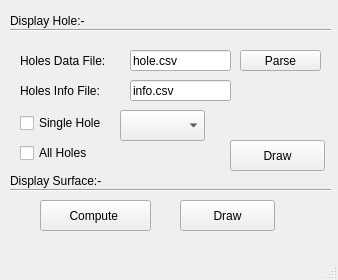
Before: the Qt Designer form mainwindow.ui in atul516/RM, drawn with Qt 5.
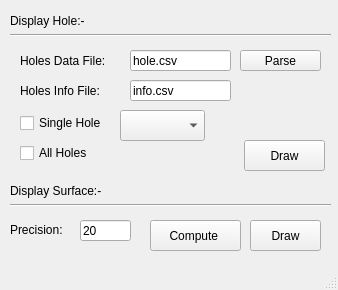
After: the same form once the commit is applied.

```diff
--- a/mainwindow.ui
+++ b/mainwindow.ui
@@ -7,7 +7,7 @@
     <x>0</x>
     <y>0</y>
     <width>338</width>
-    <height>280</height>
+    <height>290</height>
    </rect>
   </property>
   <property name="sizePolicy">
@@ -19,13 +19,13 @@
   <property name="minimumSize">
    <size>
     <width>338</width>
-    <height>280</height>
+    <height>290</height>
    </size>
   </property>
   <property name="maximumSize">
    <size>
     <width>338</width>
-    <height>280</height>
+    <height>290</height>
    </size>
   </property>
   <property name="windowTitle">
@@ -110,9 +110,9 @@
    <widget class="QPushButton" name="pushButton_2">
     <property name="geometry">
      <rect>
-      <x>230</x>
+      <x>244</x>
       <y>140</y>
-      <width>95</width>
+      <width>81</width>
       <height>31</height>
      </rect>
     </property>
@@ -163,9 +163,9 @@
     <property name="geometry">
      <rect>
       <x>10</x>
-      <y>15</y>
+      <y>25</y>
       <width>321</width>
-      <height>31</height>
+      <height>21</height>
      </rect>
     </property>
     <property name="orientation">
@@ -176,7 +176,7 @@
     <property name="geometry">
      <rect>
       <x>10</x>
-      <y>175</y>
+      <y>190</y>
       <width>321</width>
       <height>31</height>
      </rect>
@@ -189,7 +189,7 @@
     <property name="geometry">
      <rect>
       <x>10</x>
-      <y>170</y>
+      <y>180</y>
       <width>111</width>
       <height>21</height>
      </rect>
@@ -201,9 +201,9 @@
    <widget class="QPushButton" name="pushButton_3">
     <property name="geometry">
      <rect>
-      <x>40</x>
-      <y>200</y>
-      <width>111</width>
+      <x>150</x>
+      <y>220</y>
+      <width>91</width>
       <height>31</height>
      </rect>
     </property>
@@ -214,9 +214,9 @@
    <widget class="QPushButton" name="pushButton_4">
     <property name="geometry">
      <rect>
-      <x>180</x>
-      <y>200</y>
-      <width>95</width>
+      <x>250</x>
+      <y>220</y>
+      <width>71</width>
       <height>31</height>
      </rect>
     </property>
@@ -224,6 +224,32 @@
      <string>Draw</string>
     </property>
    </widget>
+   <widget class="QLineEdit" name="lineEdit_3">
+    <property name="geometry">
+     <rect>
+      <x>80</x>
+      <y>220</y>
+      <width>51</width>
+      <height>21</height>
+     </rect>
+    </property>
+    <property name="text">
+     <string>20</string>
+    </property>
+   </widget>
+   <widget class="QLabel" name="label_5">
+    <property name="geometry">
+     <rect>
+      <x>10</x>
+      <y>220</y>
+      <width>61</width>
+      <height>20</height>
+     </rect>
+    </property>
+    <property name="text">
+     <string>Precision:</string>
+    </property>
+   </widget>
   </widget>
   <widget class="QStatusBar" name="statusbar"/>
  </widget>
```
